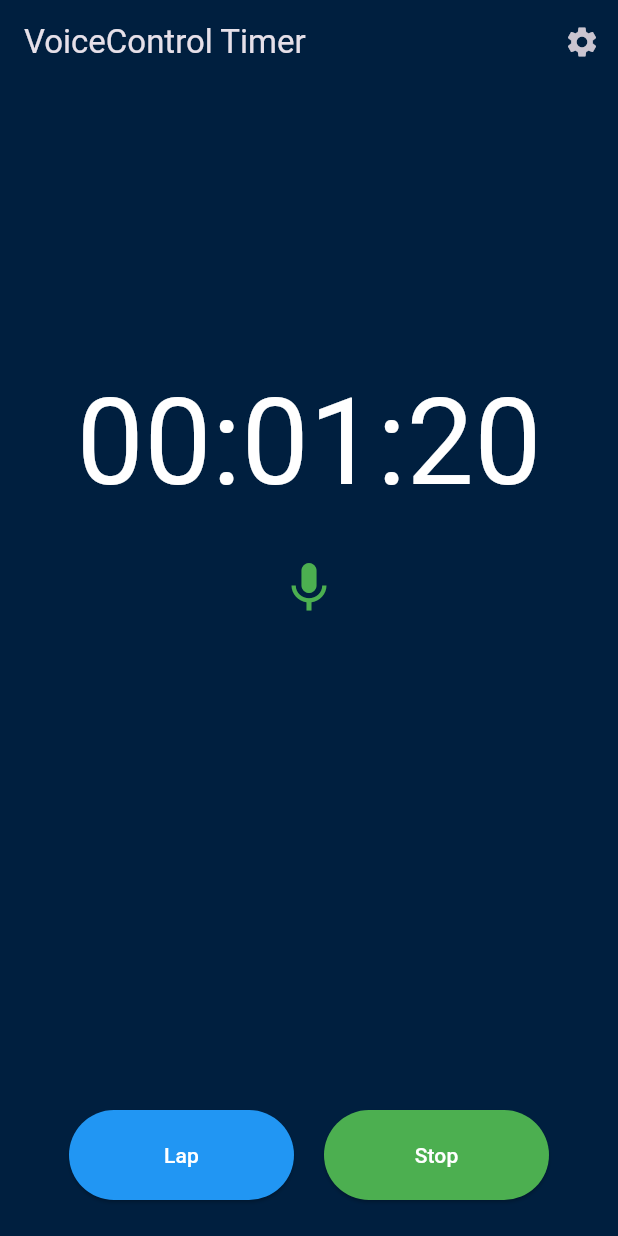
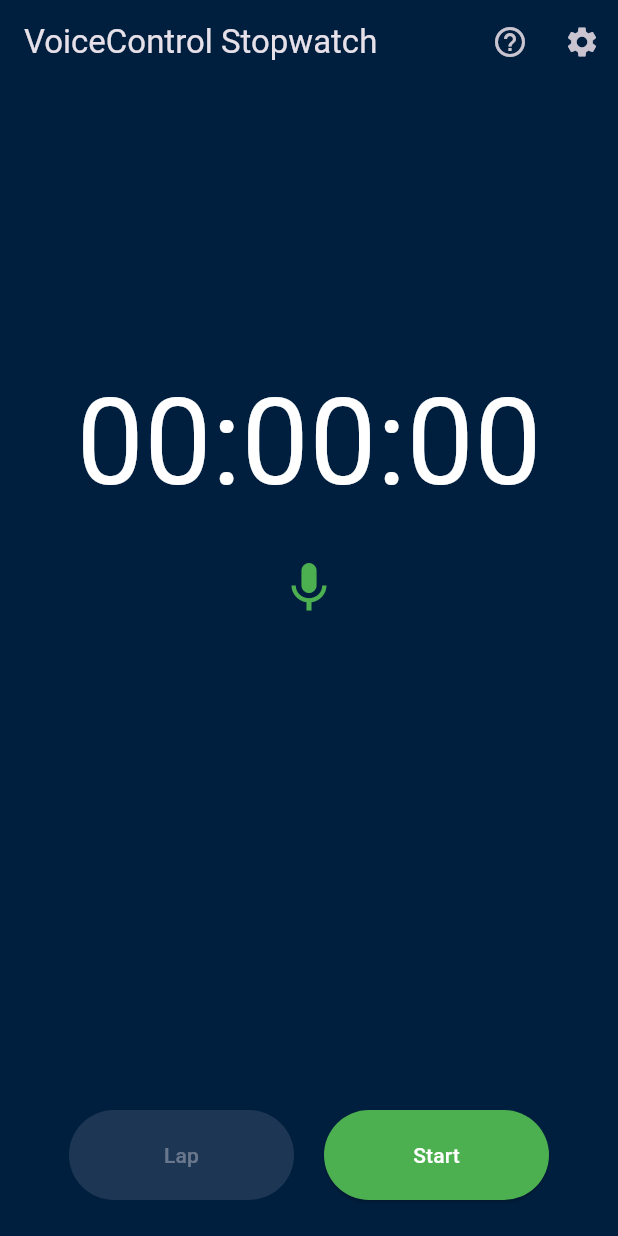
Before and after one commit to alexsvtmdev/vcstopwatch, a Flutter app: the screen it shows after launch, after a tap on "Start", on a phone screen of 412 x 824 dp. Run offline on Flutter 3.47's test engine with Material 3 defaults, Android fonts, the phone set to English and light mode, and no system bars; our stand-ins replace flutter_tts, shared_preferences; missing offline and left inert: vosk_flutter_2.

Commit message:
Draft 10!!! Very very good draft

```diff
--- a/lib/main.dart
+++ b/lib/main.dart
@@ -55,7 +55,7 @@
     "minute",
     "minutes",
     "seconds",
-    "timer",
+    "stopwatch", // заменили "timer" на "stopwatch"
     "zero",
     "completed",
     "one",
@@ -72,7 +72,7 @@
     "thirty",
     "forty",
     "fifty",
-    "circle", // добавлено слово "circle"
+    "circle",
   ];
 
   // grammarList – объединение commandWords и ignoreWords.
@@ -192,7 +192,7 @@
   @override
   Widget build(BuildContext context) {
     return MaterialApp(
-      title: 'VoiceControl Timer',
+      title: 'VoiceControl Stopwatch',
       theme: ThemeData(
         primarySwatch: Colors.blue,
         brightness: Brightness.dark,
@@ -299,6 +299,19 @@
         }
       });
     });
+
+    _maybeShowHelpDialog();
+  }
+
+  Future<void> _maybeShowHelpDialog() async {
+    SharedPreferences prefs = await SharedPreferences.getInstance();
+    bool helpShown = prefs.getBool('helpShown') ?? false;
+    if (!helpShown) {
+      WidgetsBinding.instance.addPostFrameCallback((_) {
+        _showHelpDialog();
+      });
+      await prefs.setBool('helpShown', true);
+    }
   }
 
   String _formatIntervalAnnouncement(Duration duration) {
@@ -336,7 +349,6 @@
       Duration currentLap = DateTime.now().difference(_lapStartTime!);
       Duration overall = elapsed;
       int lapNumber = _lapRecords.length + 1;
-      // При голосовом оповещении используем слово "circle" и номер без ведущего нуля.
       flutterTts.speak("circle $lapNumber");
       LapRecord lapRecord = LapRecord(
         lapNumber: lapNumber,
@@ -359,7 +371,7 @@
         commandText.contains("begin") ||
         commandText.contains("resume")) {
       if (!isActive) {
-        flutterTts.speak("Timer started");
+        flutterTts.speak("Stopwatch started");
         setState(() {
           isActive = true;
           _startTime = DateTime.now();
@@ -391,7 +403,7 @@
         commandText.contains("clear") ||
         commandText.contains("restart") ||
         commandText.contains("renew")) {
-      flutterTts.speak("Timer in zero");
+      flutterTts.speak("Stopwatch in zero");
       setState(() {
         isActive = false;
         _accumulated = Duration.zero;
@@ -428,7 +440,6 @@
       child: Column(
         crossAxisAlignment: CrossAxisAlignment.stretch,
         children: [
-          // Заголовок таблицы фиксирован.
           Container(
             padding: const EdgeInsets.symmetric(vertical: 8),
             decoration: const BoxDecoration(
@@ -467,9 +478,7 @@
                 children: List.generate(_lapRecords.length, (index) {
                   final lap = _lapRecords[index];
                   return Padding(
-                    padding: const EdgeInsets.symmetric(
-                      vertical: 8,
-                    ), // увеличен отступ между строками
+                    padding: const EdgeInsets.symmetric(vertical: 8),
                     child: Row(
                       mainAxisAlignment: MainAxisAlignment.spaceBetween,
                       children: [
@@ -501,15 +510,12 @@
               ),
             ),
           ),
-          const SizedBox(height: 16), // отступ между таблицей и кнопками
+          const SizedBox(height: 16),
         ],
       ),
     );
   }
 
-  // Виджет для левой кнопки: если таймер работает – "Lap" (с синей кнопкой),
-  // если остановлен и время > 0 – "Reset" (с красной кнопкой),
-  // если время равно нулю – "Lap" (неактивна, с серой кнопкой).
   Widget _buildLapOrResetButton() {
     if (isActive) {
       return ElevatedButton(
@@ -550,7 +556,7 @@
   }
 
   void _handleReset() {
-    flutterTts.speak("Timer in zero");
+    flutterTts.speak("Stopwatch in zero");
     setState(() {
       isActive = false;
       _accumulated = Duration.zero;
@@ -558,7 +564,7 @@
       _lapStartTime = null;
       _lapRecords.clear();
     });
-    developer.log("Manual: Timer reset", name: "TimerPage");
+    developer.log("Manual: Stopwatch reset", name: "TimerPage");
   }
 
   @override
@@ -576,7 +582,6 @@
     final screenHeight = MediaQuery.of(context).size.height;
     Widget upperGroup;
     if (_lapRecords.isEmpty) {
-      // Если кругов нет, основные часы занимают примерно 1/3 экрана, выровнены по нижнему краю контейнера.
       upperGroup = Container(
         height: screenHeight * 0.33,
         alignment: Alignment.bottomCenter,
@@ -616,7 +621,6 @@
         ],
       );
     } else {
-      // Если есть записи, выравниваем верхнюю группу по верхнему краю.
       upperGroup = Column(
         crossAxisAlignment: CrossAxisAlignment.center,
         children: [
@@ -660,9 +664,13 @@
     }
     return Scaffold(
       appBar: AppBar(
-        title: const Text('VoiceControl Timer'),
+        title: const Text('VoiceControl Stopwatch'),
         backgroundColor: const Color(0xFF001F3F),
         actions: [
+          IconButton(
+            icon: const Icon(Icons.help_outline),
+            onPressed: _showHelpDialog,
+          ),
           IconButton(
             icon: const Icon(Icons.settings),
             onPressed: () {
@@ -681,6 +689,7 @@
         child: Column(
           mainAxisAlignment: MainAxisAlignment.spaceBetween,
           children: [
+            // Верхняя группа: если кругов нет, часы занимают 33% экрана; иначе – выравниваются по верхнему краю.
             Expanded(child: upperGroup),
             Row(
               mainAxisAlignment: MainAxisAlignment.center,
@@ -696,13 +705,16 @@
                   ),
                   onPressed: () {
                     if (!isActive) {
-                      flutterTts.speak('Timer started');
+                      flutterTts.speak('Stopwatch started');
                       setState(() {
                         isActive = true;
                         _startTime = DateTime.now();
                         _lapStartTime = DateTime.now();
                       });
-                      developer.log("Manual: Timer started", name: "TimerPage");
+                      developer.log(
+                        "Manual: Stopwatch started",
+                        name: "TimerPage",
+                      );
                     } else if (isActive && _startTime != null) {
                       Duration currentRun = DateTime.now().difference(
                         _startTime!,
@@ -715,7 +727,10 @@
                         _accumulated = total;
                         _startTime = null;
                       });
-                      developer.log("Manual: Timer stopped", name: "TimerPage");
+                      developer.log(
+                        "Manual: Stopwatch stopped",
+                        name: "TimerPage",
+                      );
                     }
                   },
                   child: Text(
@@ -729,6 +744,78 @@
           ],
         ),
       ),
+    );
+  }
+
+  // Единственная реализация _showHelpDialog.
+  void _showHelpDialog() {
+    showDialog(
+      context: context,
+      barrierDismissible: true,
+      builder: (context) {
+        return AlertDialog(
+          title: const Text(
+            "Help",
+            style: TextStyle(fontSize: 20, fontWeight: FontWeight.bold),
+          ),
+          content: SizedBox(
+            width: double.maxFinite,
+            child: SingleChildScrollView(
+              child: Column(
+                crossAxisAlignment: CrossAxisAlignment.start,
+                children: const [
+                  Text(
+                    "Available Voice Commands:",
+                    style: TextStyle(fontSize: 18, fontWeight: FontWeight.bold),
+                  ),
+                  SizedBox(height: 8),
+                  Text(
+                    "- Start / Begin / Resume: Start or resume the stopwatch.",
+                  ),
+                  Text(
+                    "- Stop / Pause: Stop the stopwatch and announce the elapsed time.",
+                  ),
+                  Text(
+                    "- Lap / Split: Record the current lap time and overall time.",
+                  ),
+                  Text(
+                    "- Reset / Clear / Restart / Renew: Reset the stopwatch to zero.",
+                  ),
+                  SizedBox(height: 16),
+                  Text(
+                    "About the App:",
+                    style: TextStyle(fontSize: 18, fontWeight: FontWeight.bold),
+                  ),
+                  SizedBox(height: 8),
+                  Text(
+                    "This is a VoiceControl Stopwatch app. You can control the stopwatch with voice commands.",
+                  ),
+                  SizedBox(height: 16),
+                  Text(
+                    "Requirements:",
+                    style: TextStyle(fontSize: 18, fontWeight: FontWeight.bold),
+                  ),
+                  SizedBox(height: 8),
+                  Text("Android version 11 or higher is required."),
+                  SizedBox(height: 16),
+                  Text(
+                    "Licenses:",
+                    style: TextStyle(fontSize: 18, fontWeight: FontWeight.bold),
+                  ),
+                  SizedBox(height: 8),
+                  Text("Components are used under the Apache 2.0 License."),
+                ],
+              ),
+            ),
+          ),
+          actions: [
+            TextButton(
+              onPressed: () => Navigator.pop(context),
+              child: const Text("Close"),
+            ),
+          ],
+        );
+      },
     );
   }
 }
```
